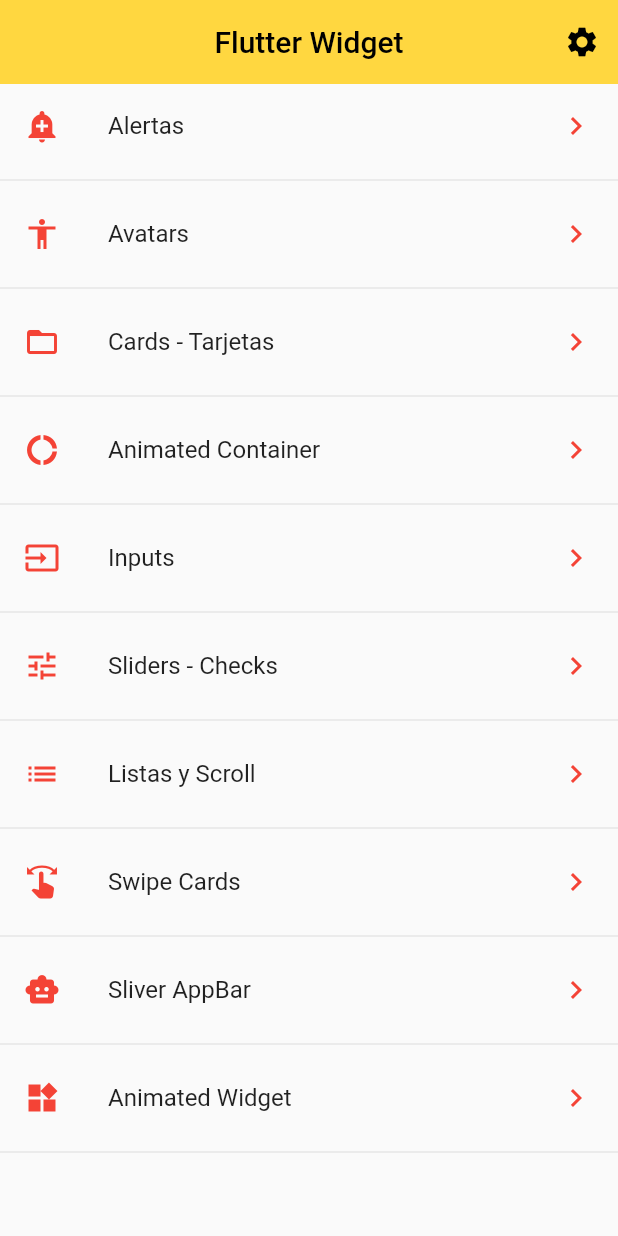
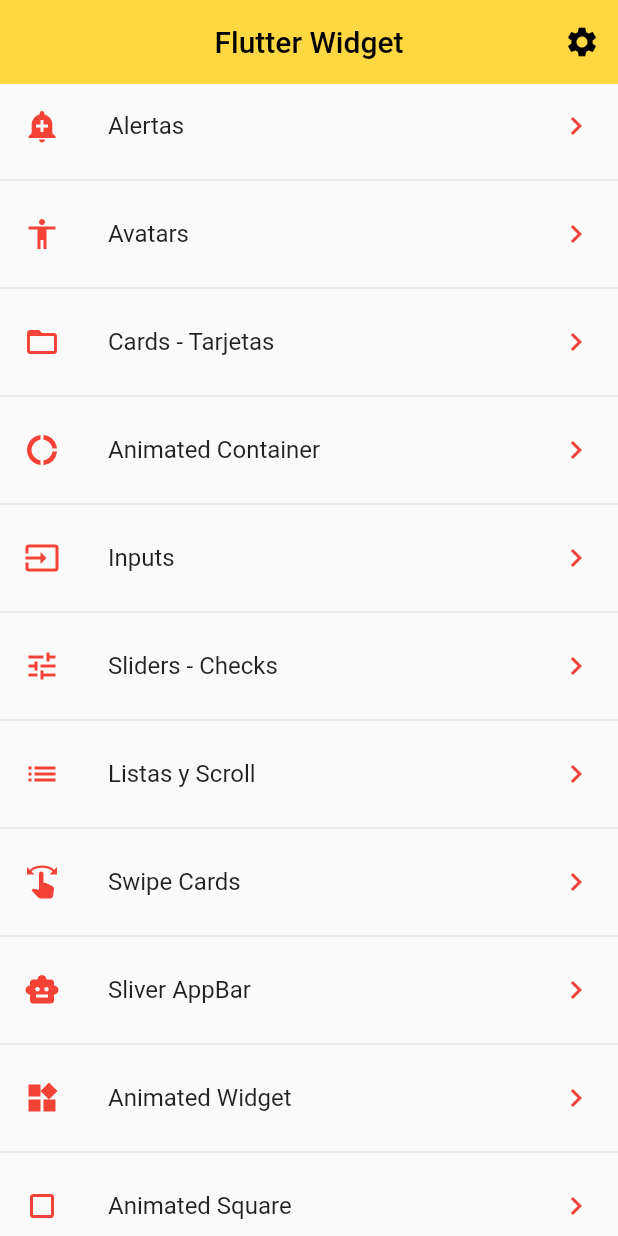
Before and after one commit to fabrizzioRP/flutter-basic, a Flutter app: the screen it shows after launch, on a phone screen of 412 x 824 dp. Run offline on Flutter 3.47's test engine with Material 2 defaults, Android fonts, the phone set to English and light mode, and no system bars; our stand-ins replace card_swiper.

Commit message:
AnimationSquare:Completed

```diff
--- a/data/menu_opts.json
+++ b/data/menu_opts.json
@@ -50,6 +50,11 @@
             "ruta" : "animated",
             "icon" : "widgets",
             "texto": "Animated Widget"
+        },
+        {
+            "ruta" : "animatedSquare",
+            "icon" : "crop_square",
+            "texto": "Animated Square"
         }
     ]
 }
--- a/lib/src/pages/pages.dart
+++ b/lib/src/pages/pages.dart
@@ -11,3 +11,4 @@
 export 'package:componentes_app/src/pages/settings.dart';
 export 'package:componentes_app/src/pages/slider_page.dart';
 export 'package:componentes_app/src/pages/sliver_page.dart';
+export 'package:componentes_app/src/pages/square_animated_page.dart';
--- a/lib/src/routes/routers.dart
+++ b/lib/src/routes/routers.dart
@@ -4,18 +4,19 @@
 
 Map<String, WidgetBuilder> getRoutes() {
   return <String, WidgetBuilder>{
-    '/': (BuildContext context) => HomePage(),
-    'alert': (BuildContext context) => AlertPage(),
-    AvatarPage.pageName: (BuildContext context) => AvatarPage(),
-    'card': (BuildContext context) => CardPage(),
-    'animatedContainer': (BuildContext context) => AnimatedContainerPage(),
-    'inputs': (BuildContext context) => InputPage(),
-    'slider': (BuildContext context) => SliderPage(),
-    'list': (BuildContext context) => ListaPage(),
-    'list2': (BuildContext context) => ListPage2(),
+    '/': (_) => HomePage(),
+    'alert': (_) => AlertPage(),
+    AvatarPage.pageName: (_) => AvatarPage(),
+    'card': (_) => CardPage(),
+    'animatedContainer': (_) => AnimatedContainerPage(),
+    'inputs': (_) => InputPage(),
+    'slider': (_) => SliderPage(),
+    'list': (_) => ListaPage(),
+    'list2': (_) => ListPage2(),
     SettingsPage.settingsPage: (_) => SettingsPage(),
     CardSwiperPage.nameSwiper: (_) => CardSwiperPage(),
     SliverPage.nameSliver: (_) => SliverPage(),
     'animated': (_) => AnimatedWidgetPage(),
+    'animatedSquare': (_) => SquareAnimatedPage(),
   };
 }
--- a/lib/src/utils/icono_string_util.dart
+++ b/lib/src/utils/icono_string_util.dart
@@ -10,7 +10,8 @@
   'list': Icons.list,
   'swipe': Icons.swipe,
   'smart_toy': Icons.smart_toy,
-  'widgets': Icons.widgets
+  'widgets': Icons.widgets,
+  'crop_square': Icons.crop_square
 };
 
 Icon getIcon(String nombreIcono) {
```
Also changed, not shown: lib/src/pages/square_animated_page.dart (added, +113 -0 lines).
